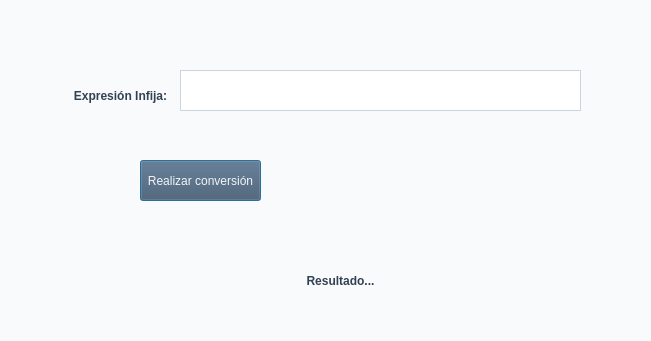
Qt form ui/conversión_infija-posfija.ui (jpbustamante72421/ClaseViernes12-06-2026) before a commit.
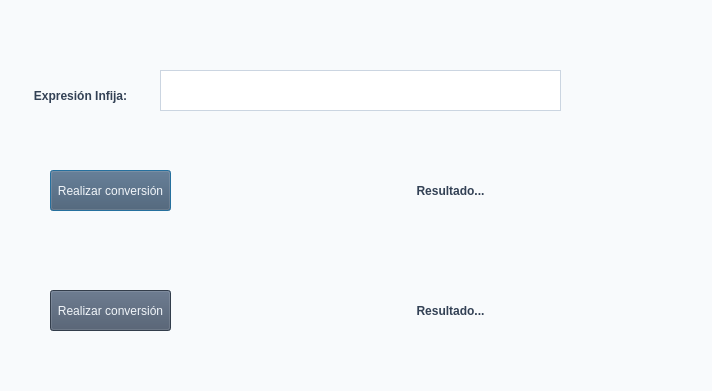
The same form after that commit.

Commit message: Evaluacion Posfija 03/07/2026

Diff of the .ui file:
```diff
--- a/ui/conversión_infija-posfija.ui
+++ b/ui/conversión_infija-posfija.ui
@@ -6,8 +6,8 @@
    <rect>
     <x>0</x>
     <y>0</y>
-    <width>651</width>
-    <height>341</height>
+    <width>712</width>
+    <height>391</height>
    </rect>
   </property>
   <property name="windowTitle">
@@ -38,7 +38,7 @@
   <widget class="QLabel" name="label">
    <property name="geometry">
     <rect>
-     <x>70</x>
+     <x>30</x>
      <y>70</y>
      <width>101</width>
      <height>51</height>
@@ -54,7 +54,7 @@
   <widget class="QLineEdit" name="lineEdit">
    <property name="geometry">
     <rect>
-     <x>180</x>
+     <x>160</x>
      <y>70</y>
      <width>401</width>
      <height>41</height>
@@ -64,8 +64,8 @@
   <widget class="QPushButton" name="pushButton">
    <property name="geometry">
     <rect>
-     <x>140</x>
-     <y>160</y>
+     <x>50</x>
+     <y>170</y>
      <width>121</width>
      <height>41</height>
     </rect>
@@ -77,8 +77,37 @@
   <widget class="QLabel" name="label_2">
    <property name="geometry">
     <rect>
-     <x>150</x>
-     <y>260</y>
+     <x>260</x>
+     <y>170</y>
+     <width>381</width>
+     <height>41</height>
+    </rect>
+   </property>
+   <property name="text">
+    <string>Resultado...</string>
+   </property>
+   <property name="alignment">
+    <set>Qt::AlignCenter</set>
+   </property>
+  </widget>
+  <widget class="QPushButton" name="pushButton_2">
+   <property name="geometry">
+    <rect>
+     <x>50</x>
+     <y>290</y>
+     <width>121</width>
+     <height>41</height>
+    </rect>
+   </property>
+   <property name="text">
+    <string>Realizar conversión</string>
+   </property>
+  </widget>
+  <widget class="QLabel" name="label_3">
+   <property name="geometry">
+    <rect>
+     <x>260</x>
+     <y>290</y>
      <width>381</width>
      <height>41</height>
     </rect>
```
The commit also changes 5 other files.
